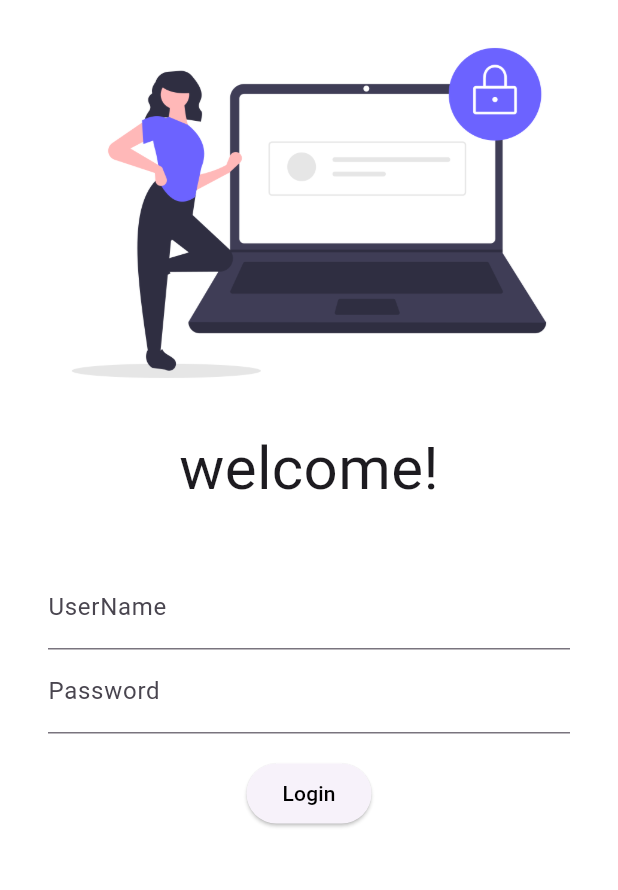
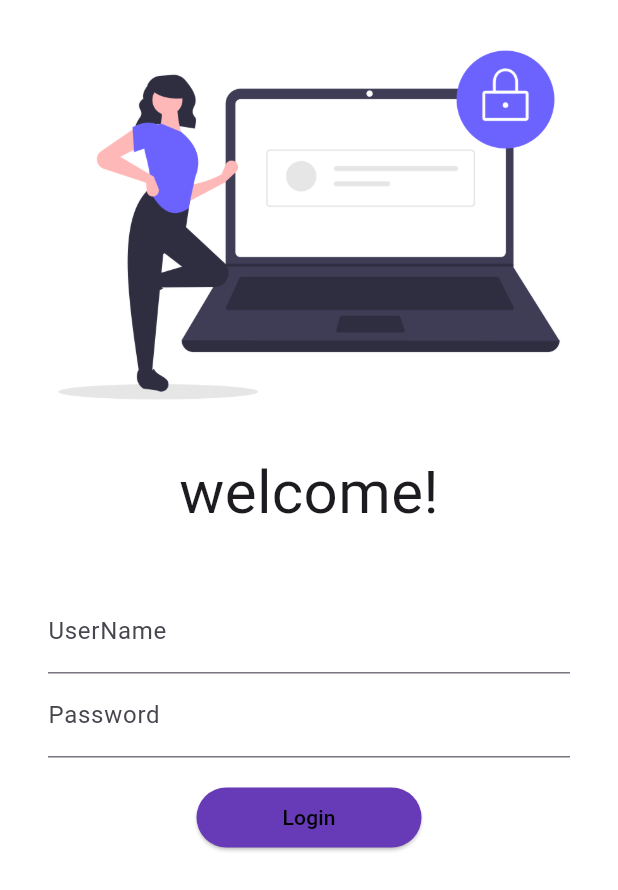
Before and after one commit to ssnjitm/flutter30, a Flutter app: the screen it shows after launch, on a phone screen of 412 x 824 dp. Shown: the top 890 px of the screen. Run offline on Flutter 3.47's test engine with Material 3 defaults, Android fonts, the phone set to English and light mode, and no system bars.

Commit message:
day5 complete

```diff
--- a/lib/main.dart
+++ b/lib/main.dart
@@ -1,5 +1,6 @@
 import 'package:codepurs/pages/home_page.dart';
 import 'package:codepurs/pages/login_page.dart';
+import 'package:codepurs/utils/routes.dart';
 import 'package:flutter/material.dart';
 
 void main() {
@@ -13,8 +14,8 @@
       theme: ThemeData(),
       routes: {
         "/": (context) => LoginPage(),
-        "/home": (context) => HomePage(),
-        "/login": (context) => LoginPage(),
+        MyRoutes.homeRoute: (context) => HomePage(),
+        MyRoutes.loginRoute: (context) => LoginPage(),
       },
     );
   }
--- a/lib/pages/login_page.dart
+++ b/lib/pages/login_page.dart
@@ -1,3 +1,4 @@
+import 'package:codepurs/utils/routes.dart';
 import 'package:flutter/material.dart';
 
 class LoginPage extends StatelessWidget {
@@ -7,10 +8,12 @@
   Widget build(BuildContext context) {
     return Material(
         color: Colors.white,
+        child: SingleChildScrollView(
           child: Column(
             children: [
               Image.asset(
                 "assets/images/login.png",
+                height: 300,
                 fit: BoxFit.cover,
               ),
               Text("welcome!",
@@ -18,10 +21,11 @@
                     fontSize: 40,
                   )),
               SizedBox(
-              height: 20,
+                height: 20.0,
               ),
               Padding(
-              padding: const EdgeInsets.symmetric(vertical: 16, horizontal: 32),
+                padding:
+                    const EdgeInsets.symmetric(vertical: 16, horizontal: 32),
                 child: Column(
                   children: [
                     TextFormField(
@@ -42,10 +46,15 @@
               ),
               ElevatedButton(
                 child: Text('Login', style: TextStyle(color: Colors.black)),
-              onPressed: () {},
-              style: TextButton.styleFrom(),
+                onPressed: () {
+                  Navigator.pushNamed(context, MyRoutes.homeRoute);
+                },
+                style: TextButton.styleFrom(
+                    minimumSize: Size(150, 40),
+                    backgroundColor: Colors.deepPurple),
               ),
             ],
+          ),
         ));
   }
 }
--- /dev/null
+++ b/lib/utils/routes.dart
@@ -0,0 +1,4 @@
+class MyRoutes {
+  static String loginRoute = "/login";
+  static String homeRoute = "/home";
+}
```
Lines whose indentation alone changed are shown as unchanged.
